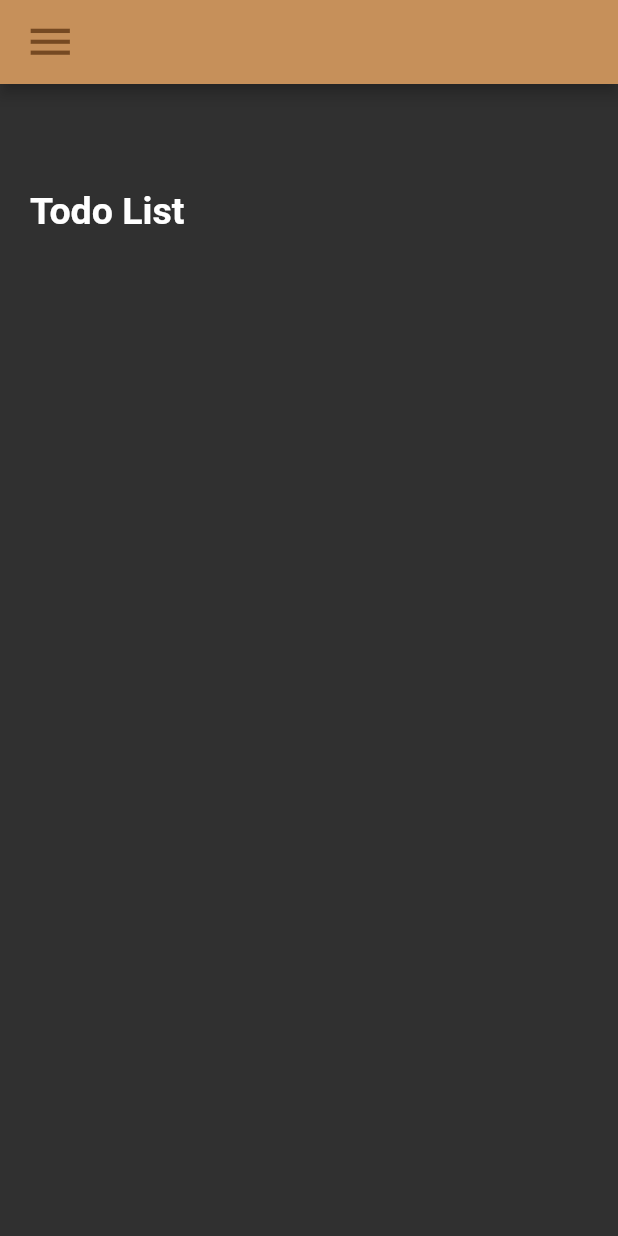
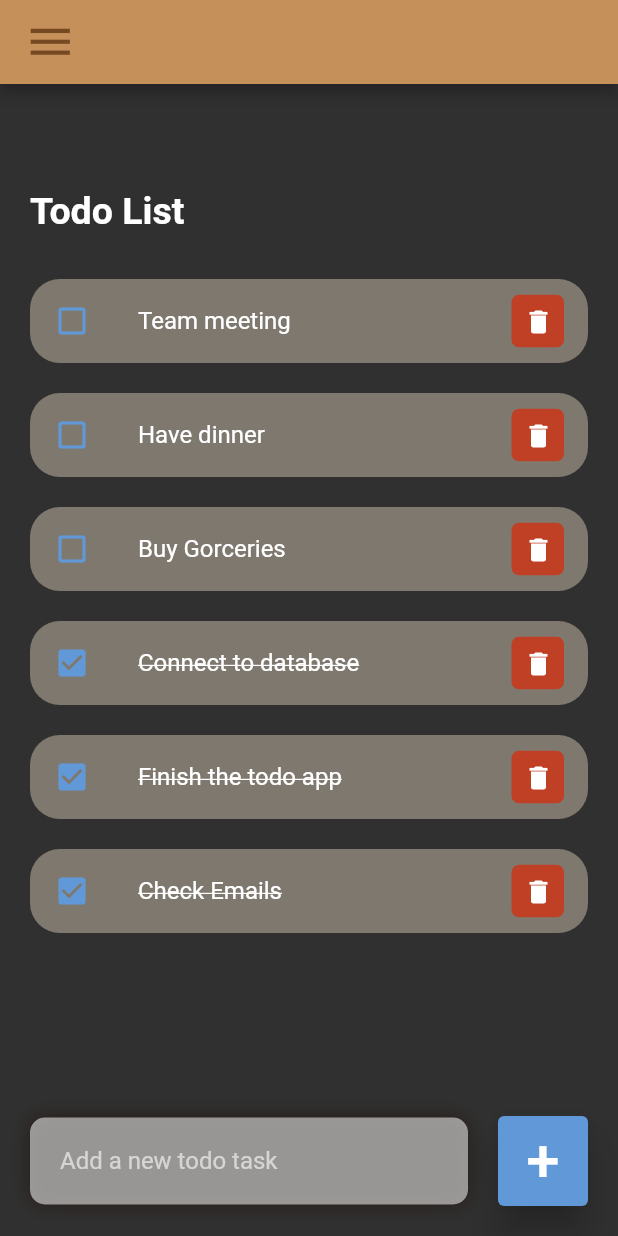
Before and after one commit to BushraAlzahrani/Flutter-todo, a Flutter app: the screen it shows after launch, on a phone screen of 412 x 824 dp. Run offline on Flutter 3.47's test engine with Material 2 defaults, Android fonts, the phone set to English and light mode, and no system bars.

Commit message:
added new files arranged them to folders, finished the crud

```diff
--- a/lib/main.dart
+++ b/lib/main.dart
@@ -1,8 +1,7 @@
-
 import 'package:flutter/material.dart';
 import 'package:my_app/screens/addtasks.dart';
 import 'package:my_app/screens/home.dart';
-import 'package:my_app/screens/register_screen.dart';
+
 
 
 void main() {
@@ -25,7 +24,6 @@ class MyApp extends StatelessWidget {
       initialRoute: 'home',
       routes: {
         'home':(context) => Home(),
-        'register':(context) => RegisterUser(),
         'addtasks':(context)=> AddTasks()
       },
 
--- /dev/null
+++ b/lib/model/todo.dart
@@ -0,0 +1,24 @@
+class ToDo {
+  String? id;
+  String? todoText;
+  bool isDone;
+
+  ToDo({
+    required this.id,
+    required this.todoText,
+    this.isDone = false
+  });
+
+  static List<ToDo> todoList(){
+    return [
+      ToDo(id: '01', todoText: 'Check Emails', isDone: true),
+      ToDo(id: '02', todoText: 'Finish the todo app', isDone: true),
+      ToDo(id: '03', todoText: 'Connect to database', isDone: true),
+      ToDo(id: '04', todoText: 'Buy Gorceries', ),
+      ToDo(id: '05', todoText: 'Have dinner', ),
+      ToDo(id: '06', todoText: 'Team meeting'),
+
+    ];
+  }
+
+}
--- a/lib/screens/home.dart
+++ b/lib/screens/home.dart
@@ -1,4 +1,6 @@
 import 'package:flutter/material.dart';
+import '../widgets/todo_item.dart';
+import '../model/todo.dart';
 
 class Home extends StatefulWidget {
   @override
@@ -8,8 +10,8 @@ class Home extends StatefulWidget {
 class _MyWidgetState extends State<Home> {
   TextEditingController taskcontroller = TextEditingController();
 
-  addtask() {}
-
+  final todoList = ToDo.todoList();
+  final _todoController = TextEditingController();
   @override
   Widget build(BuildContext context) {
     return Scaffold(
@@ -26,7 +28,9 @@ class _MyWidgetState extends State<Home> {
           ),
         ),
         // floatingActionButton: ,
-        body: Container(
+        body: Stack(
+          children: [
+            Container(
               margin: const EdgeInsets.only(top: 50),
               child: Padding(
                   padding: EdgeInsets.all(20),
@@ -39,9 +43,94 @@ class _MyWidgetState extends State<Home> {
                               fontSize: 25,
                               fontWeight: FontWeight.bold,
                             ))),
-
-
+                    for (ToDo task in todoList.reversed)
+                      ToDoItem(
+                        todo: task,
+                        onToDoChanged: _handleTodoChange,
+                        onDeleteItem: _deleteTodoItem,
+                      ),
                   ])),
+            ),
+            Align(
+              alignment: Alignment.bottomCenter,
+              child: Row(children: [
+                Expanded(
+                    child: Container(
+                  margin: EdgeInsets.only(
+                    bottom: 20,
+                    right: 20,
+                    left: 20,
+                  ),
+                  padding: EdgeInsets.symmetric(
+                    horizontal: 20,
+                    vertical: 5,
+                  ),
+                  decoration: BoxDecoration(
+                    color: Color.fromARGB(192, 190, 190, 190),
+                    boxShadow: [
+                      BoxShadow(
+                        color: Color.fromARGB(255, 37, 27, 22),
+                        // offset: (0.0, 0.0),
+                        blurRadius: 10.0,
+                        spreadRadius: 0.0,
+                        // spreadRadius:0.0,
+                      ),
+                    ],
+                    borderRadius: BorderRadius.circular(10),
+                  ),
+                  child: TextField(
+                      controller: _todoController,
+                      decoration: InputDecoration(
+                        hintText: 'Add a new todo task',
+                        border: InputBorder.none,
+                      )),
+                )),
+                Container(
+                  margin: EdgeInsets.only(
+                    bottom: 20,
+                    right: 20,
+                  ),
+                  child: ElevatedButton(
+                    child: Text(
+                      '+',
+                      style: TextStyle(
+                        fontSize: 40,
+                      ),
+                    ),
+                    style: ElevatedButton.styleFrom(
+                      primary: Color.fromARGB(255, 97, 153, 216),
+                      minimumSize: Size(60, 60),
+                      elevation: 10,
+                    ),
+                    onPressed: () {
+                      _addTodoItem(_todoController.text);
+                    },
+                  ),
+                )
+              ]),
+            ),
+          ],
         ));
   }
+
+  void _addTodoItem(String todo) {
+    setState(() {
+      todoList.add(ToDo(
+          id: DateTime.now().millisecondsSinceEpoch.toString(),
+          todoText: todo));
+    });
+    _todoController.clear();
   }
+
+  void _handleTodoChange(ToDo todo) {
+    setState(() {
+      todo.isDone = !todo.isDone;
+    });
+  }
+
+  void _deleteTodoItem(String id) {
+    setState(() {
+      todoList.removeWhere((item) => item.id == id);
+    });
+  }
+}
--- a/lib/widgets/todo_item.dart
+++ b/lib/widgets/todo_item.dart
@@ -1,11 +1,49 @@
-import 'package:flutter/src/widgets/container.dart';
-import 'package:flutter/src/widgets/framework.dart';
+import 'package:flutter/material.dart';
+import '../model/todo.dart';
 
-class MyWidget extends StatelessWidget {
-  const MyWidget({super.key});
+class ToDoItem extends StatelessWidget {
+
+  final ToDo todo;
+  final onToDoChanged;
+  final onDeleteItem;
+
+  const ToDoItem({Key? key, required this.todo, required this.onToDoChanged, required this.onDeleteItem});
 
   @override
   Widget build(BuildContext context) {
-    return Container();
+    return Container(
+      margin: EdgeInsets.only(bottom: 20),
+      child: ListTile(
+        onTap: () {
+          onToDoChanged(todo);
+        },
+        shape: RoundedRectangleBorder(borderRadius: BorderRadius.circular(20)),
+        tileColor: Color.fromARGB(105, 241, 222, 200),
+        leading: Icon(
+          todo.isDone ? Icons.check_box: Icons.check_box_outline_blank,
+          color: Color.fromARGB(255, 97, 153, 216),
+        ),
+        title: Text(
+            todo.todoText!,
+            style: TextStyle(
+              decoration: todo.isDone? TextDecoration.lineThrough: null,
+            )),
+        trailing: Container(
+          height: 35,
+          width: 35,
+          decoration: BoxDecoration(
+            color: Color.fromARGB(236, 197, 59, 32),
+            borderRadius: BorderRadius.circular(5),
+           ),
+           child: IconButton(
+            color: Colors.white,
+            iconSize: 20,
+            icon: Icon(Icons.delete),
+            onPressed: () {
+              onDeleteItem(todo.id);
+            },),
+        ),
+      ),
+    );
   }
 }
```
Lines whose indentation alone changed are shown as unchanged.
